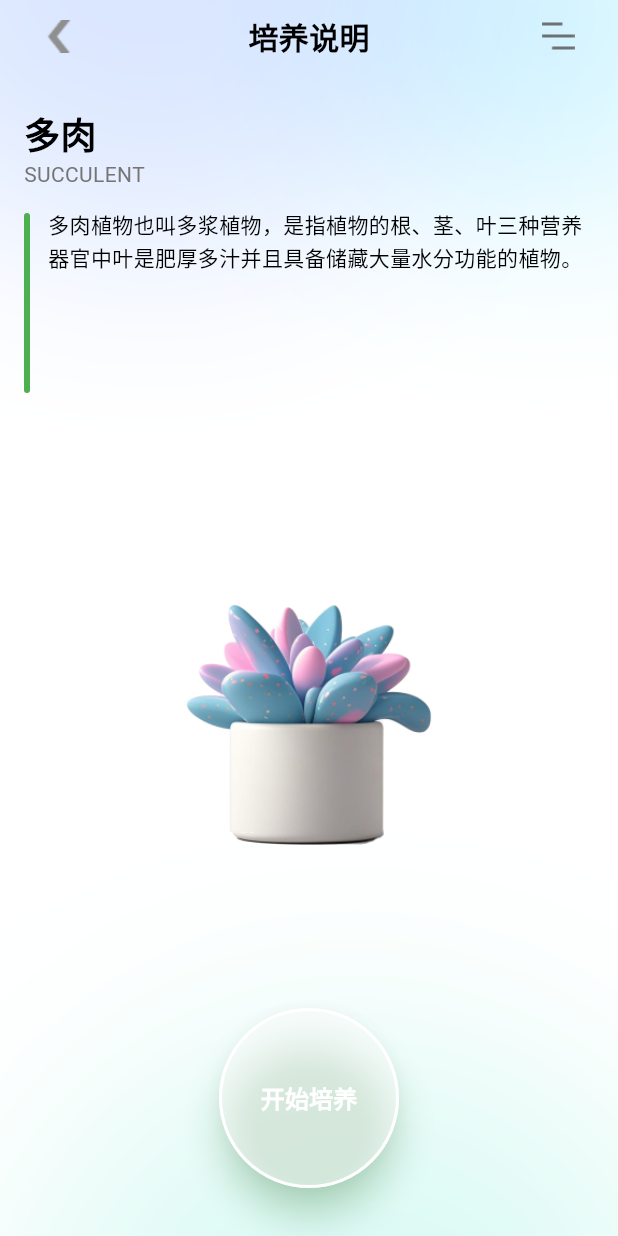
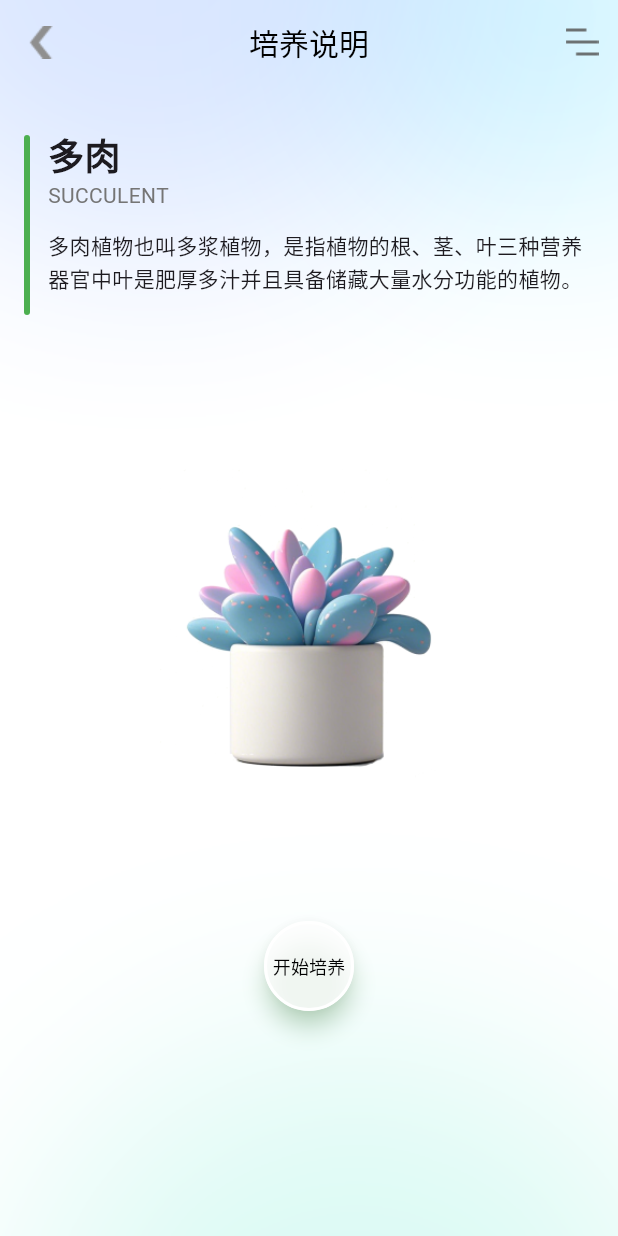
Before and after one commit to wutiannan/plant_ai_app, a Flutter app: the PlantDetailPage screen opened directly with sample values from the repository, on a phone screen of 412 x 824 dp. Run offline on Flutter 3.47's test engine with Material 3 defaults, Android fonts, the phone set to English and light mode, and no system bars.

Commit message:
STYLE：修复培育房相关页面

```diff
--- a/lib/pages/plant_detail_page.dart
+++ b/lib/pages/plant_detail_page.dart
@@ -10,17 +10,40 @@ class PlantDetailPage extends StatelessWidget {
   @override
   Widget build(BuildContext context) {
     return Scaffold(
+      extendBodyBehindAppBar: true,
+      appBar: AppBar(
+        elevation: 0,
+        backgroundColor: Colors.transparent,
+        leading: IconButton(
+          icon: Image.asset(
+            'assets/images/main_icon_back.png',
+            width: 22,
+            height: 22,
+          ),
+          onPressed: () => Navigator.pop(context),
+        ),
+        centerTitle: true,
+        title: const Text(
+          '培养说明',
+          style: TextStyle(fontSize: 20, color: Colors.black),
+        ),
+        actions: [
+          IconButton(
+            icon: Image.asset(
+              'assets/images/main_icon_menu.png',
+              width: 22,
+              height: 22,
+            ),
+            onPressed: () {},
+          ),
+        ],
+      ),
       body: Container(
         decoration: const BoxDecoration(
           image: DecorationImage(
             image: AssetImage('assets/images/base_bg.png'),
             fit: BoxFit.cover,
           ),
-          // gradient: LinearGradient(
-          //   begin: Alignment.topLeft,
-          //   end: Alignment.bottomRight,
-          //   colors: [Color(0xFFD9F8E7), Color(0xFFF9F7FE)],
-          // ),
         ),
         child: SafeArea(
           child: Padding(
@@ -28,53 +51,7 @@ class PlantDetailPage extends StatelessWidget {
             child: Column(
               crossAxisAlignment: CrossAxisAlignment.start,
               children: [
-                // 顶部导航栏
-                Row(
-                  mainAxisAlignment: MainAxisAlignment.spaceBetween,
-                  children: [
-                    IconButton(
-                      icon: Image.asset(
-                        'assets/images/main_icon_back.png',
-                        width: 24,
-                        height: 24,
-                      ),
-                      onPressed: () => Navigator.pop(context),
-                    ),
-                    Text(
-                      '培养说明',
-                      style: TextStyle(
-                        fontSize: 20,
-                        fontWeight: FontWeight.bold,
-                        color: Colors.black,
-                      ),
-                    ),
-                    IconButton(
-                      icon: Image.asset(
-                        'assets/images/main_icon_menu.png',
-                        width: 24,
-                        height: 24,
-                      ),
-                      onPressed: () {},
-                    ),
-                  ],
-                ),
-                const SizedBox(height: 24),
-
-                // 植物名称和英文名称
-                Text(
-                  plant.name,
-                  style: TextStyle(
-                    fontSize: 24,
-                    fontWeight: FontWeight.bold,
-                    color: Colors.black,
-                  ),
-                ),
-                Text(
-                  plant.enName,
-                  style: TextStyle(fontSize: 14, color: Colors.grey[600]),
-                ),
-                const SizedBox(height: 12),
-
+                SizedBox(height: MediaQuery.of(context).padding.top + 30),
                 // 绿色竖条和文字左右结构
                 Row(
                   crossAxisAlignment: CrossAxisAlignment.start,
@@ -89,13 +66,30 @@ class PlantDetailPage extends StatelessWidget {
                       ),
                     ),
                     Expanded(
-                      child: Text(
-                        plant.description,
-                        style: TextStyle(
-                          fontSize: 14,
-                          color: Colors.black,
-                          height: 1.6,
-                        ),
+                      child: Column(
+                        crossAxisAlignment: CrossAxisAlignment.start,
+                        children: [
+                          // 植物名称和英文名称
+                          Text(
+                            plant.name,
+                            style: TextStyle(
+                              fontSize: 24,
+                              fontWeight: FontWeight.bold,
+                            ),
+                          ),
+                          Text(
+                            plant.enName,
+                            style: TextStyle(
+                              fontSize: 14,
+                              color: Colors.grey[600],
+                            ),
+                          ),
+                          const SizedBox(height: 12),
+                          Text(
+                            plant.description,
+                            style: TextStyle(fontSize: 14, height: 1.6),
+                          ),
+                        ],
                       ),
                     ),
                   ],
@@ -117,13 +111,12 @@ class PlantDetailPage extends StatelessWidget {
                 Align(
                   alignment: Alignment.bottomCenter,
                   child: Container(
-                    margin: const EdgeInsets.only(bottom: 32),
-                    width: 120,
-                    height: 120, // 增大高度使按钮成为圆形
+                    margin: const EdgeInsets.only(bottom: 150),
+                    width: 60,
+                    height: 60, // 增大高度使按钮成为圆形
                     child: ElevatedButton(
                       onPressed: () {
                         // 按钮点击事件
-                        // 跳转到培养互动页并传递植物信息
                         Navigator.push(
                           context,
                           MaterialPageRoute(
@@ -134,9 +127,9 @@ class PlantDetailPage extends StatelessWidget {
                       },
                       style: ElevatedButton.styleFrom(
                         shape: const CircleBorder(), // 圆形按钮
-                        backgroundColor: Colors.white.withOpacity(0.5), // 按钮背景色
+                        backgroundColor: Colors.white.withOpacity(0.8), // 按钮背景色
                         padding: EdgeInsets.zero, // 去除内边距
-                        elevation: 10, // 按钮阴影深度
+                        elevation: 6, // 按钮阴影深度
                         shadowColor: Colors.green.withOpacity(0.5), // 绿色阴影
                       ),
                       child: Container(
@@ -151,9 +144,8 @@ class PlantDetailPage extends StatelessWidget {
                           child: Text(
                             '开始培养',
                             style: TextStyle(
-                              fontSize: 16,
-                              fontWeight: FontWeight.bold,
-                              color: Colors.white,
+                              fontSize: 12,
+                              color: Colors.black
                             ),
                           ),
                         ),
```
Also changed, not shown: lib/pages/cultivation_interaction_page.dart (+53 -75 lines), assets/images/cultivation_card_bg.png (deleted).
